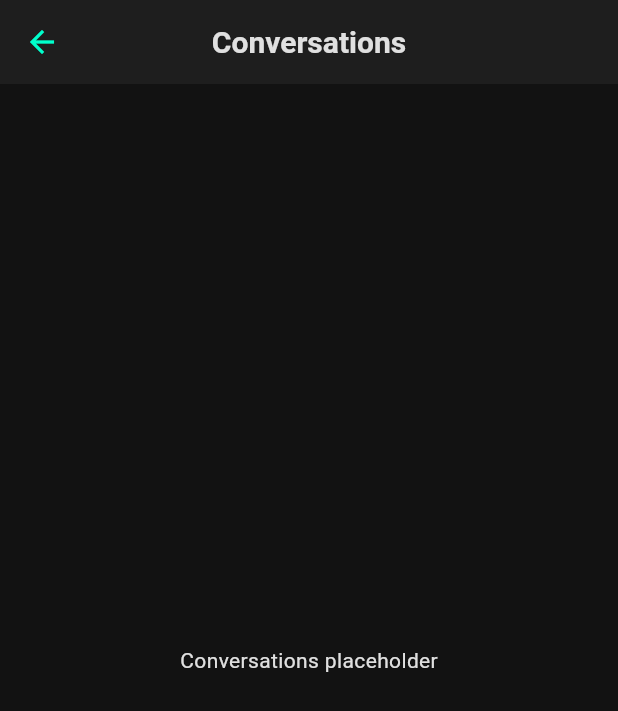
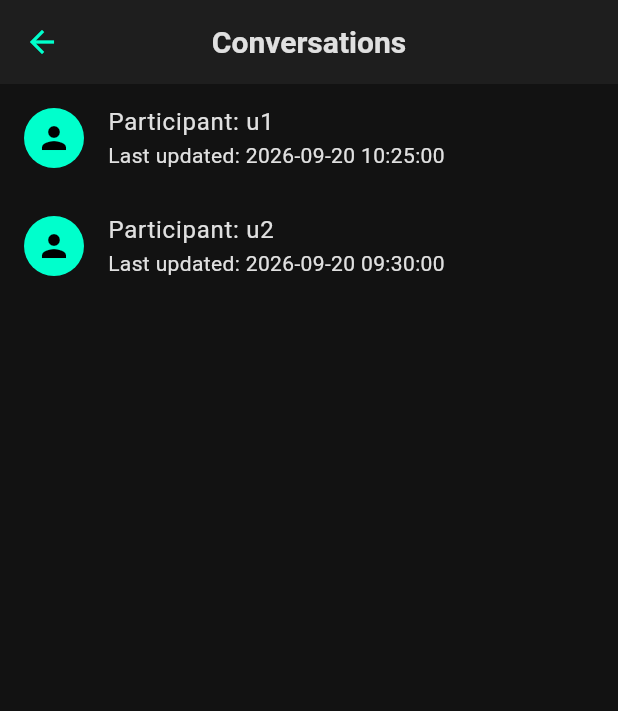
Before and after one commit to voltarz/VoltChat, a Flutter app: the ConversationsScreen screen opened by its route, on a phone screen of 412 x 824 dp. Shown: the top 711 px of the screen. Run offline on Flutter 3.47's test engine with Material 3 defaults, Android fonts, the phone set to English and light mode, and no system bars; accounts and stored records are empty.

Commit message:
Contacts and individual chat foundation
Co-authored-by: voltarz <329728344+voltarz@users.noreply.github.com>

```diff
--- a/lib/core/router/app_router.dart
+++ b/lib/core/router/app_router.dart
@@ -3,6 +3,9 @@ import 'package:flutter/material.dart';
 import '../../presentation/screens/auth/login_screen.dart';
 import '../../presentation/screens/auth/registration_screen.dart';
 import '../../presentation/screens/broadcasts/broadcasts_screen.dart';
+import '../../presentation/screens/contacts/contact_details_screen.dart';
+import '../../presentation/screens/contacts/contacts_screen.dart';
+import '../../presentation/screens/conversations/chat_screen.dart';
 import '../../presentation/screens/conversations/conversations_screen.dart';
 import '../../presentation/screens/home/home_screen.dart';
 import '../../presentation/screens/profile/profile_screen.dart';
@@ -18,6 +21,9 @@ class AppRouter {
   static const String conversations = '/conversations';
   static const String profile = '/profile';
   static const String settings = '/settings';
+  static const String contacts = '/contacts';
+  static const String contactDetails = '/contact-details';
+  static const String chat = '/chat';
 
   static Route<dynamic> generateRoute(RouteSettings routeSettings) {
     switch (routeSettings.name) {
@@ -37,6 +43,14 @@ class AppRouter {
         return MaterialPageRoute(builder: (_) => const ProfileScreen());
       case settings:
         return MaterialPageRoute(builder: (_) => const SettingsScreen());
+      case contacts:
+        return MaterialPageRoute(builder: (_) => const ContactsScreen());
+      case contactDetails:
+        final contactId = routeSettings.arguments as String;
+        return MaterialPageRoute(builder: (_) => ContactDetailsScreen(contactId: contactId));
+      case chat:
+        final conversationId = routeSettings.arguments as String;
+        return MaterialPageRoute(builder: (_) => ChatScreen(conversationId: conversationId));
       default:
         return MaterialPageRoute(
           builder: (_) => Scaffold(
--- a/lib/data/services/mock_messaging_service.dart
+++ b/lib/data/services/mock_messaging_service.dart
@@ -3,22 +3,37 @@ import '../../domain/models/message.dart';
 import '../../domain/repositories/messaging_repository.dart';
 
 class MockMessagingService implements MessagingRepository {
+  final List<Conversation> _conversations = [
+    Conversation(id: 'conv1', participantId: 'u1', lastUpdatedAt: DateTime.now().subtract(const Duration(minutes: 5))),
+    Conversation(id: 'conv2', participantId: 'u2', lastUpdatedAt: DateTime.now().subtract(const Duration(hours: 1))),
+  ];
+
+  final Map<String, List<Message>> _messages = {
+    'conv1': [
+      Message(id: 'm1', conversationId: 'conv1', senderId: 'u1', content: 'Hey, are we still on for today?', sentAt: DateTime.now().subtract(const Duration(minutes: 10)), isRead: true),
+      Message(id: 'm2', conversationId: 'conv1', senderId: 'me', content: 'Yes, absolutely!', sentAt: DateTime.now().subtract(const Duration(minutes: 5)), isRead: true),
+    ],
+    'conv2': [
+      Message(id: 'm3', conversationId: 'conv2', senderId: 'u2', content: 'Did you get the broadcast?', sentAt: DateTime.now().subtract(const Duration(hours: 1)), isRead: false),
+    ]
+  };
+
   @override
   Future<List<Conversation>> getConversations() async {
     await Future.delayed(const Duration(milliseconds: 500));
-    return [];
+    return _conversations;
   }
 
   @override
   Future<Conversation> getConversationById(String id) async {
     await Future.delayed(const Duration(milliseconds: 500));
-    return Conversation(id: id, participantId: 'p1', lastUpdatedAt: DateTime.now());
+    return _conversations.firstWhere((c) => c.id == id, orElse: () => Conversation(id: id, participantId: 'unknown', lastUpdatedAt: DateTime.now()));
   }
 
   @override
   Future<List<Message>> getMessagesForConversation(String conversationId) async {
     await Future.delayed(const Duration(milliseconds: 500));
-    return [];
+    return _messages[conversationId] ?? [];
   }
 
   @override
--- a/lib/presentation/screens/conversations/conversations_screen.dart
+++ b/lib/presentation/screens/conversations/conversations_screen.dart
@@ -1,14 +1,58 @@
 import 'package:flutter/material.dart';
 
-class ConversationsScreen extends StatelessWidget {
+import '../../../core/router/app_router.dart';
+import '../../../domain/models/conversation.dart';
+import '../../../data/services/mock_messaging_service.dart';
+
+class ConversationsScreen extends StatefulWidget {
   const ConversationsScreen({super.key});
+
+  @override
+  State<ConversationsScreen> createState() => _ConversationsScreenState();
+}
+
+class _ConversationsScreenState extends State<ConversationsScreen> {
+  final MockMessagingService _messagingService = MockMessagingService();
 
   @override
   Widget build(BuildContext context) {
     return Scaffold(
       appBar: AppBar(title: const Text('Conversations')),
-      body: const Center(
-        child: Text('Conversations placeholder'),
+      body: FutureBuilder<List<Conversation>>(
+        future: _messagingService.getConversations(),
+        builder: (context, snapshot) {
+          if (snapshot.connectionState == ConnectionState.waiting) {
+            return const Center(child: CircularProgressIndicator());
+          }
+          if (snapshot.hasError) {
+            return const Center(child: Text('Failed to load conversations'));
+          }
+
+          final conversations = snapshot.data ?? [];
+          if (conversations.isEmpty) {
+            return const Center(child: Text('No conversations yet'));
+          }
+
+          return ListView.builder(
+            itemCount: conversations.length,
+            itemBuilder: (context, index) {
+              final conversation = conversations[index];
+              return ListTile(
+                leading: const CircleAvatar(
+                  child: Icon(Icons.person),
+                ),
+                title: Text('Participant: ${conversation.participantId}'),
+                subtitle: Text('Last updated: ${conversation.lastUpdatedAt.toLocal()}'.split('.')[0]),
+                onTap: () {
+                  Navigator.of(context).pushNamed(
+                    AppRouter.chat,
+                    arguments: conversation.id,
+                  );
+                },
+              );
+            },
+          );
+        },
       ),
     );
   }
--- a/lib/presentation/screens/home/home_screen.dart
+++ b/lib/presentation/screens/home/home_screen.dart
@@ -31,6 +31,12 @@ class HomeScreen extends StatelessWidget {
               label: const Text('Conversations'),
               onPressed: () => Navigator.of(context).pushNamed(AppRouter.conversations),
             ),
+            const SizedBox(height: 16),
+            ElevatedButton.icon(
+              icon: const Icon(Icons.contacts),
+              label: const Text('Contacts'),
+              onPressed: () => Navigator.of(context).pushNamed(AppRouter.contacts),
+            ),
           ],
         ),
       ),
```
Also changed, not shown: lib/data/services/mock_contact_service.dart (added, +41 -0 lines), lib/domain/models/contact.dart (added, +17 -0 lines), lib/domain/repositories/contact_repository.dart (added, +10 -0 lines), lib/presentation/screens/contacts/contact_details_screen.dart (added, +81 -0 lines), lib/presentation/screens/contacts/contacts_screen.dart (added, +124 -0 lines), lib/presentation/screens/conversations/chat_screen.dart (added, +159 -0 lines).
